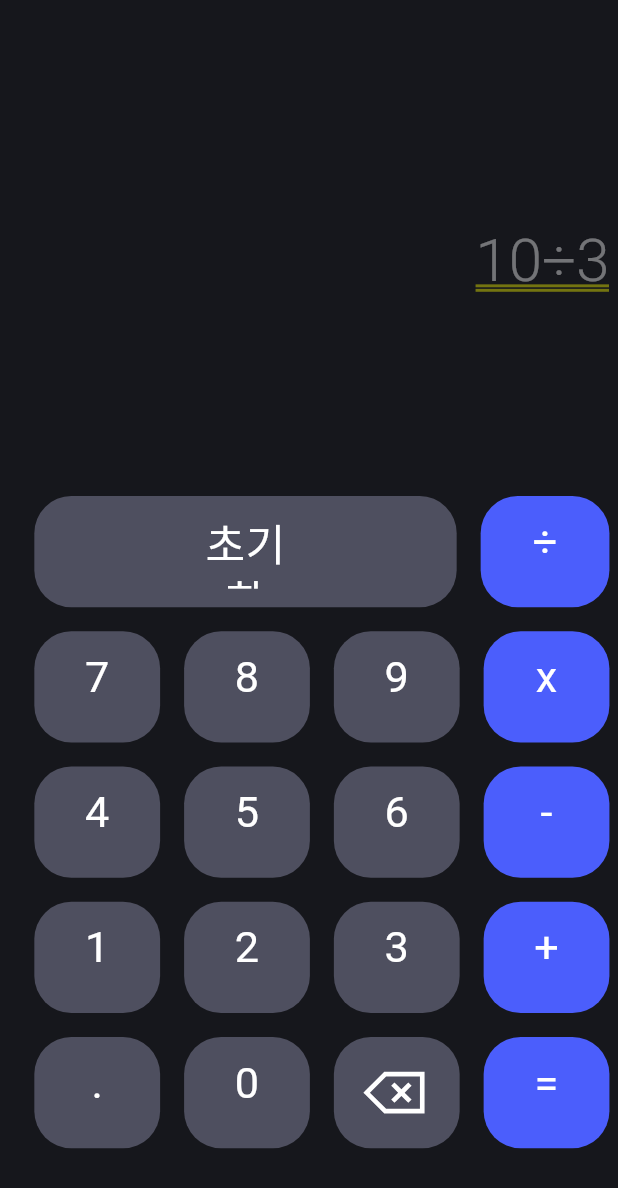
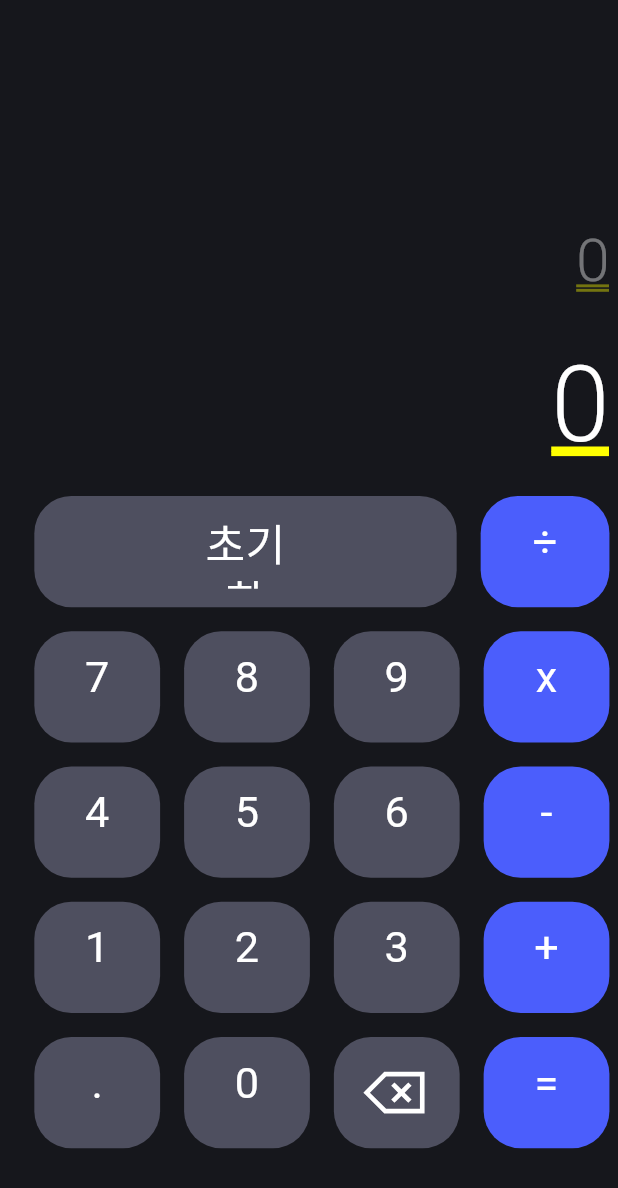
Before and after one commit to hyuna224/Flutter_Calculator, a Flutter app: the screen it shows after launch, on a phone screen of 412 x 824 dp. Shown: the top 1188 px of the screen. Run offline on Flutter 3.47's test engine with Material 3 defaults, Android fonts, the phone set to English and light mode, and no system bars; our stand-ins replace flutter_screenutil, flutter_svg; Roboto replaces fonts that are missing (Pretendard).

```diff
--- a/lib/main.dart
+++ b/lib/main.dart
@@ -6,10 +6,14 @@ void main() {
   runApp(const MyApp());
 }
 
-class MyApp extends StatelessWidget {
+class MyApp extends StatefulWidget {
   const MyApp({super.key});
 
-  // This widget is the root of your application.
+  @override
+  State<MyApp> createState() => _MyAppState();
+}
+
+class _MyAppState extends State<MyApp> {
   @override
   Widget build(BuildContext context) {
     return ScreenUtilInit(
@@ -24,7 +28,7 @@ class MyApp extends StatelessWidget {
               visualDensity: VisualDensity.adaptivePlatformDensity,
               fontFamily: 'Pretendard',
             ),
-            home: CalculatorDark(),
+            home: Calculator(),
           ),
     );
   }
@@ -35,12 +39,68 @@ const Color LightGray = const Color(0xFF4E4F5F); // 초기화
 const Color Blue = const Color(0xFF4B5EFC); // 연산버튼
 const Color White = const Color(0xFFFFFFFF); // 글자색
 
-String displayText = ""; // 계산기에서 보여줄 텍스트
-bool isOperatorPressed = false; // 마지막 입력이 연산자인지 여부
-bool hasDecimalPoint = false; // 소수점 입력 여부 // 소수점or피연산자 눌리면 상태 변경
+class Calculator extends StatefulWidget {
+  const Calculator({Key? key}) : super(key: key);
 
-class CalculatorDark extends StatelessWidget {
-  const CalculatorDark({super.key});
+  @override
+  _CalState createState() => _CalState();
+}
+
+class _CalState extends State<Calculator> {
+  String _raw = ''; // 실제 계산에 사용되는 숫자
+  String _display = '0'; // 화면에 표시되는 숫자
+  bool isOperatorPressed = false; // 마지막 입력이 연산자인지 여부
+  bool hasDecimalPoint = false; // 소수점 입력 여부 // 소수점or피연산자 눌리면 상태 변경
+
+  void _updateDisplay() {
+    setState(() {
+      _display = _raw.isEmpty ? '0' : _raw;
+    });
+  }
+
+  void _onNumPressed(String input) {
+    if (input == ".") {
+      if (!hasDecimalPoint) {
+        // 소수점 중복 입력 방지
+        _raw += input;
+        _updateDisplay();
+        hasDecimalPoint = true;
+      }
+    } else {
+      // 숫자 버튼
+      _raw += input;
+      _updateDisplay();
+      isOperatorPressed = false;
+    }
+    print(_display); // 디버깅용
+  }
+
+  void _onOpPressed(String op) {
+    if (op == '=') {
+      _raw = "결과";
+    } else {
+      if (isOperatorPressed) {
+        // 연산자가 이미 눌린 상태에서 또 눌렀을 때
+        _raw = _raw.substring(0, _raw.length - 1) + op;
+      } else {
+        _raw += op;
+        isOperatorPressed = true;
+      }
+    }
+    _updateDisplay();
+  }
+
+  void _onBackspace() {
+    if (_raw.isNotEmpty) {
+      _raw = _raw.substring(0, _raw.length - 1);
+      _updateDisplay();
+    }
+  }
+
+  void _onClear() {
+    _raw = '';
+    _updateDisplay();
+  }
 
   @override
   Widget build(BuildContext context) {
@@ -77,7 +137,7 @@ class CalculatorDark extends StatelessWidget {
                                 child: Opacity(
                                   opacity: 0.40,
                                   child: Text(
-                                    '10÷3',
+                                    _display,
                                     textAlign: TextAlign.right,
                                     style: TextStyle(
                                       color: Colors.white,
@@ -103,7 +163,7 @@ class CalculatorDark extends StatelessWidget {
                               child: SizedBox(
                                 width: 335.w,
                                 child: Text(
-                                  displayText,
+                                  _display,
                                   textAlign: TextAlign.right,
                                   style: TextStyle(
                                     color: Colors.white,
@@ -124,49 +184,48 @@ class CalculatorDark extends StatelessWidget {
                             child: Button(
                               innerText: '초기화',
                               color: LightGray,
-                              onPressed: () {
-                                displayText = ""; // 초기화 버튼 눌렀을 때
-                                isOperatorPressed = false;
-                                hasDecimalPoint = false;
-                              },
+                              onPressed: () => _onClear(),
                             ),
                           ),
                           SizedBox(
                             width: 75.w,
-                            child: OpButton(innerText: "÷"),
+                            child: OpButton(
+                              innerText: "÷",
+                              onPressed: _onOpPressed,
+                            ),
                           ),
                         ],
                       ),
                       RowContainer(
                         children: [
-                          NumButton(innerText: "7"),
-                          NumButton(innerText: "8"),
-                          NumButton(innerText: "9"),
-                          OpButton(innerText: "x"),
+                          NumButton(innerText: '7', onPressed: _onNumPressed),
+                          NumButton(innerText: '8', onPressed: _onNumPressed),
+                          NumButton(innerText: '9', onPressed: _onNumPressed),
+                          OpButton(innerText: 'x', onPressed: _onOpPressed),
                         ],
                       ),
                       RowContainer(
                         children: [
-                          NumButton(innerText: "4"),
-                          NumButton(innerText: "5"),
-                          NumButton(innerText: "6"),
-                          OpButton(innerText: "-"),
+                          NumButton(innerText: '4', onPressed: _onNumPressed),
+                          NumButton(innerText: '5', onPressed: _onNumPressed),
+                          NumButton(innerText: '6', onPressed: _onNumPressed),
+                          OpButton(innerText: '-', onPressed: _onOpPressed),
                         ],
                       ),
                       RowContainer(
                         children: [
-                          NumButton(innerText: "1"),
-                          NumButton(innerText: "2"),
-                          NumButton(innerText: "3"),
-                          OpButton(innerText: "+"),
+                          NumButton(innerText: '1', onPressed: _onNumPressed),
+                          NumButton(innerText: '2', onPressed: _onNumPressed),
+                          NumButton(innerText: '3', onPressed: _onNumPressed),
+                          OpButton(innerText: '+', onPressed: _onOpPressed),
                         ],
                       ),
                       RowContainer(
                         children: [
-                          NumButton(innerText: "."),
-                          NumButton(innerText: "0"),
-                          DelButton(),
-                          OpButton(innerText: "="),
+                          NumButton(innerText: '.', onPressed: _onNumPressed),
+                          NumButton(innerText: '0', onPressed: _onNumPressed),
+                          DelButton(onPressed: _onBackspace),
+                          OpButton(innerText: '=', onPressed: _onOpPressed),
                         ],
                       ),
                     ],
@@ -203,30 +262,17 @@ class RowContainer extends StatelessWidget {
 // 숫자 버튼
 class NumButton extends StatelessWidget {
   final String innerText;
+  final void Function(String) onPressed;
 
-  const NumButton({Key? key, required this.innerText}) : super(key: key);
-
-  void onNumPressed(String text) {
-    if (text == ".") {
-      if (!hasDecimalPoint) {
-        // 소수점 중복 입력 방지
-        displayText += text;
-        hasDecimalPoint = true;
-      }
-    } else {
-      // 숫자 버튼
-      displayText += text;
-      isOperatorPressed = false;
-    }
-    print(displayText); // 디버깅용
-  }
+  const NumButton({Key? key, required this.innerText, required this.onPressed})
+    : super(key: key);
 
   @override
   Widget build(BuildContext context) {
     return Button(
       innerText: innerText,
       color: const Color(0xFF4E4F5F), // 숫자 버튼 전용 색
-      onPressed: () => onNumPressed(innerText),
+      onPressed: () => onPressed(innerText),
     );
   }
 }
@@ -234,40 +280,25 @@ class NumButton extends StatelessWidget {
 // 연산자 버튼
 class OpButton extends StatelessWidget {
   final String innerText;
-  const OpButton({Key? key, required this.innerText}) : super(key: key);
+  final void Function(String) onPressed;
 
-  void onOpPressed(String text) {
-    if (text == "=") {
-      displayText = "결과";
-    } else {
-      if (isOperatorPressed) {
-        // 연산자가 이미 눌린 상태에서 또 눌렀을 때
-        displayText = displayText.substring(0, displayText.length - 1) + text;
-      } else {
-        displayText += text;
-        isOperatorPressed = true;
-      }
-    }
-    print(displayText); // 디버깅용
-  }
+  const OpButton({Key? key, required this.innerText, required this.onPressed})
+    : super(key: key);
 
   @override
   Widget build(BuildContext context) {
     return Button(
       innerText: innerText,
       color: Blue, // 연산 버튼 전용 색
-      onPressed: () => onOpPressed(innerText),
+      onPressed: () => onPressed(innerText),
     );
   }
 }
 
 class DelButton extends StatelessWidget {
-  const DelButton({Key? key}) : super(key: key);
+  final void Function() onPressed;
 
-  void onNumPressed() {
-    displayText = displayText.substring(0, displayText.length - 1);
-    print(displayText); // 디버깅용
-  }
+  const DelButton({Key? key, required this.onPressed}) : super(key: key);
 
   @override
   Widget build(BuildContext context) {
@@ -279,7 +310,7 @@ class DelButton extends StatelessWidget {
       ),
       innerText: "",
       color: const Color(0xFF4E4F5F), // 숫자 버튼 전용 색
-      onPressed: () => onNumPressed(),
+      onPressed: () => onPressed(),
     );
   }
 }
```
